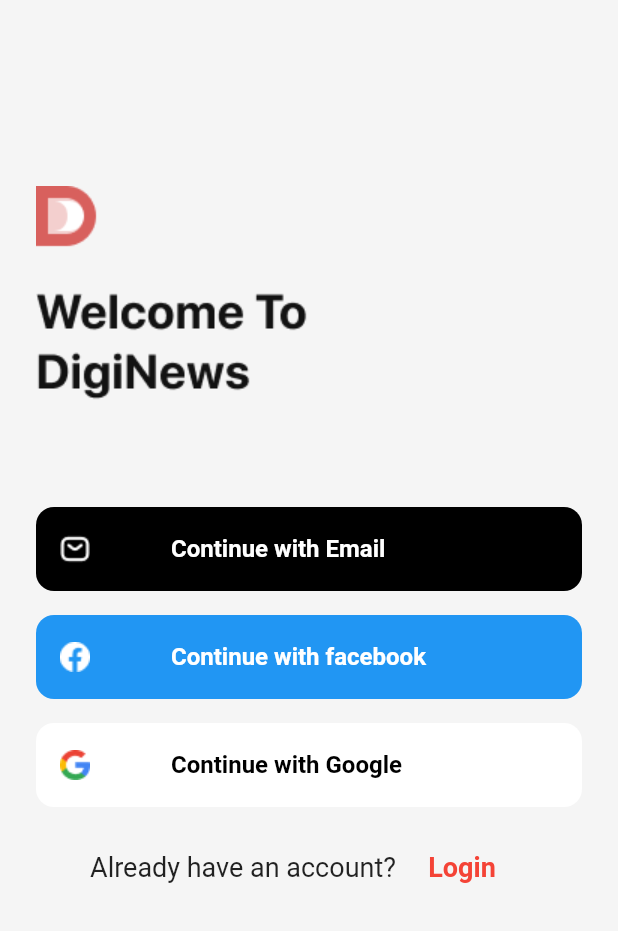
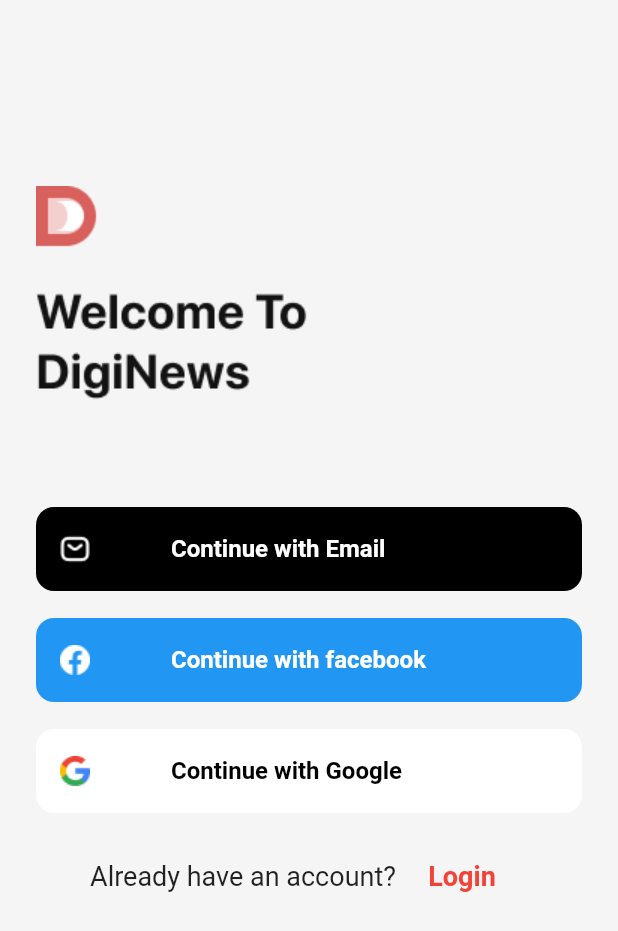
Before and after one commit to ZayniddinMamarasulov/DigiNews, a Flutter app: the screen it shows after launch, on a phone screen of 412 x 824 dp. Shown: the top 931 px of the screen. Run offline on Flutter 3.47's test engine with Material 2 defaults, Android fonts, the phone set to English and light mode, and no system bars; our stand-ins replace bouncing_widget.

Commit message:
pages finishing

```diff
--- a/lib/screens/auth_page.dart
+++ b/lib/screens/auth_page.dart
@@ -27,11 +27,11 @@ class _AuthPageState extends State<AuthPage> {
                 Image.asset("assets/digi-newsa.png"),
                 const SizedBox(height: 70),
                 emailButtons(),
-                const SizedBox(height: 16),
+                const SizedBox(height: 18),
                 facebookButtons(),
-                const SizedBox(height: 16,),
+                const SizedBox(height: 18,),
                 googleButtons(),
-                const SizedBox(height: 16,),
+                const SizedBox(height: 18,),
                 loginButtons(),
               ],
             ),
```
